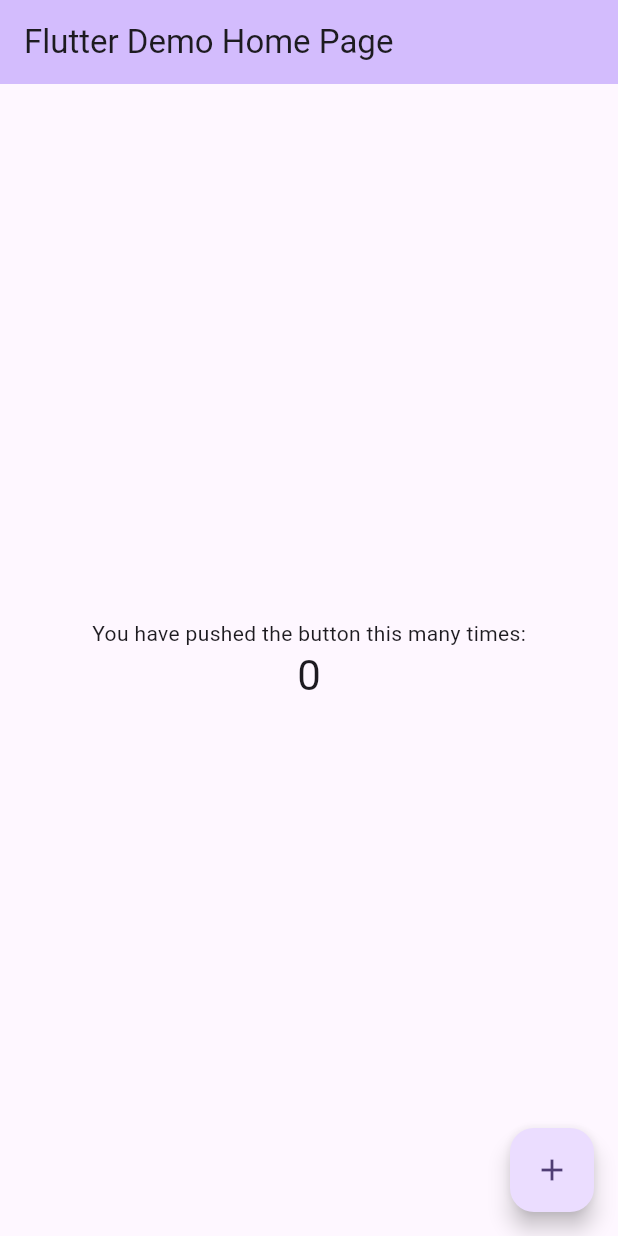
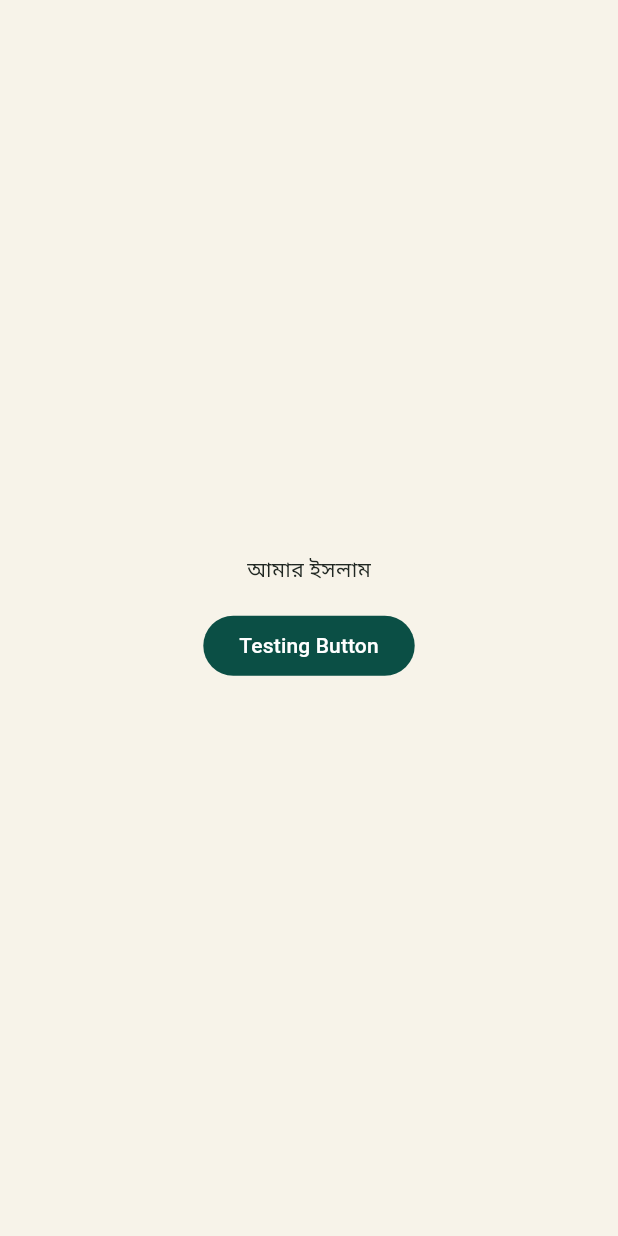
Before and after one commit to Mostafa-Moin26/amar-islam-app, a Flutter app: the screen it shows after launch, on a phone screen of 412 x 824 dp. Run offline on Flutter 3.47's test engine with Material 3 defaults, Android fonts, the light colour scheme and no system bars.

Commit message:
Initial theme setup

```diff
--- a/analysis_options.yaml
+++ b/analysis_options.yaml
@@ -1,28 +1,18 @@
-# This file configures the analyzer, which statically analyzes Dart code to
-# check for errors, warnings, and lints.
-#
-# The issues identified by the analyzer are surfaced in the UI of Dart-enabled
-# IDEs (https://dart.dev/tools#ides-and-editors). The analyzer can also be
-# invoked from the command line by running `flutter analyze`.
-
-# The following line activates a set of recommended lints for Flutter apps,
-# packages, and plugins designed to encourage good coding practices.
 include: package:flutter_lints/flutter.yaml
 
 linter:
-  # The lint rules applied to this project can be customized in the
-  # section below to disable rules from the `package:flutter_lints/flutter.yaml`
-  # included above or to enable additional rules. A list of all available lints
-  # and their documentation is published at https://dart.dev/lints.
-  #
-  # Instead of disabling a lint rule for the entire project in the
-  # section below, it can also be suppressed for a single line of code
-  # or a specific dart file by using the `// ignore: name_of_lint` and
-  # `// ignore_for_file: name_of_lint` syntax on the line or in the file
-  # producing the lint.
   rules:
-    # avoid_print: false  # Uncomment to disable the `avoid_print` rule
-    # prefer_single_quotes: true  # Uncomment to enable the `prefer_single_quotes` rule
-
-# Additional information about this file can be found at
-# https://dart.dev/guides/language/analysis-options
+    # সব জায়গায় একই ধরনের quote ব্যবহার, পড়তে সুবিধা
+    prefer_single_quotes: true
+    # trailing comma থাকলে formatter widget tree সুন্দর সাজায়
+    require_trailing_commas: true
+    # release কোডে print থাকা উচিত নয়
+    avoid_print: true
+    # প্রতিটি ফাংশনের return type স্পষ্ট লেখা
+    always_declare_return_types: true
+    # যে local variable বদলায় না, সেটা final
+    prefer_final_locals: true
+    # async কাজের জন্য await ভুলে যাওয়া ধরা পড়বে
+    unawaited_futures: true
+    # import-এর ক্রম সুশৃঙ্খল রাখা
+    directives_ordering: true
--- /dev/null
+++ b/lib/app/app.dart
@@ -0,0 +1,32 @@
+import 'package:flutter/material.dart';
+
+import 'theme/app_theme.dart';
+
+class AmarIslamApp extends StatelessWidget {
+  const AmarIslamApp({super.key});
+
+  @override
+  Widget build(BuildContext context) {
+    return MaterialApp(
+      title: 'আমার ইসলাম',
+      debugShowCheckedModeBanner: false,
+      theme: AppTheme.light,
+
+      home: Scaffold(
+        body: Center(
+          child: Column(
+            mainAxisSize: MainAxisSize.min,
+            children: [
+              const Text('আমার ইসলাম'),
+              const SizedBox(height: 16),
+              FilledButton(
+                onPressed: () {},
+                child: const Text('Testing Button'),
+              ),
+            ],
+          ),
+        ),
+      ),
+    );
+  }
+}
--- /dev/null
+++ b/lib/app/theme/app_colors.dart
@@ -0,0 +1,15 @@
+import 'package:flutter/material.dart';
+
+/// অ্যাপের মূল রঙের টোকেন।
+/// UI কোডে সরাসরি Color(0xFF...) না লিখে এখান থেকে নিতে হবে।
+abstract final class AppColors {
+  static const Color deepGreen = Color(0xFF0B4F45);
+  static const Color darkGreen = Color(0xFF073A33);
+  static const Color warmCream = Color(0xFFF7F3E9);
+  static const Color surface = Color(0xFFFFFFFF);
+  static const Color mutedGold = Color(0xFFD9B66F);
+  static const Color softSage = Color(0xFFE4EFE7);
+  static const Color textPrimary = Color(0xFF202722);
+  static const Color textSecondary = Color(0xFF727A73);
+  static const Color divider = Color(0xFFE9E5DC);
+}
--- /dev/null
+++ b/lib/app/theme/app_theme.dart
@@ -0,0 +1,44 @@
+import 'package:flutter/material.dart';
+
+import 'app_colors.dart';
+
+/// Material 3 থিম, আমাদের ডিজাইন টোকেন দিয়ে কাস্টমাইজ করা।
+abstract final class AppTheme {
+  static ThemeData get light {
+    final colorScheme =
+        ColorScheme.fromSeed(
+          seedColor: AppColors.deepGreen,
+          brightness: Brightness.light,
+        ).copyWith(
+          primary: AppColors.deepGreen,
+          onPrimary: Colors.white,
+          secondary: AppColors.mutedGold,
+          surface: AppColors.surface,
+          onSurface: AppColors.textPrimary,
+          secondaryContainer: AppColors.softSage,
+          onSecondaryContainer: AppColors.deepGreen,
+          outlineVariant: AppColors.divider,
+        );
+
+    final base = ThemeData(useMaterial3: true, colorScheme: colorScheme);
+
+    return base.copyWith(
+      scaffoldBackgroundColor: AppColors.warmCream,
+      textTheme: base.textTheme.apply(
+        bodyColor: AppColors.textPrimary,
+        displayColor: AppColors.textPrimary,
+      ),
+      appBarTheme: const AppBarTheme(
+        backgroundColor: AppColors.warmCream,
+        foregroundColor: AppColors.textPrimary,
+        surfaceTintColor: Colors.transparent,
+        elevation: 0,
+        centerTitle: true,
+      ),
+      dividerTheme: const DividerThemeData(
+        color: AppColors.divider,
+        thickness: 1,
+      ),
+    );
+  }
+}
--- a/lib/main.dart
+++ b/lib/main.dart
@@ -1,122 +1,7 @@
 import 'package:flutter/material.dart';
 
+import 'app/app.dart';
+
 void main() {
-  runApp(const MyApp());
+  runApp(const AmarIslamApp());
 }
-
-class MyApp extends StatelessWidget {
-  const MyApp({super.key});
-
-  // This widget is the root of your application.
-  @override
-  Widget build(BuildContext context) {
-    return MaterialApp(
-      title: 'Flutter Demo',
-      theme: ThemeData(
-        // This is the theme of your application.
-        //
-        // TRY THIS: Try running your application with "flutter run". You'll see
-        // the application has a purple toolbar. Then, without quitting the app,
-        // try changing the seedColor in the colorScheme below to Colors.green
-        // and then invoke "hot reload" (save your changes or press the "hot
-        // reload" button in a Flutter-supported IDE, or press "r" if you used
-        // the command line to start the app).
-        //
-        // Notice that the counter didn't reset back to zero; the application
-        // state is not lost during the reload. To reset the state, use hot
-        // restart instead.
-        //
-        // This works for code too, not just values: Most code changes can be
-        // tested with just a hot reload.
-        colorScheme: .fromSeed(seedColor: Colors.deepPurple),
-      ),
-      home: const MyHomePage(title: 'Flutter Demo Home Page'),
-    );
-  }
-}
-
-class MyHomePage extends StatefulWidget {
-  const MyHomePage({super.key, required this.title});
-
-  // This widget is the home page of your application. It is stateful, meaning
-  // that it has a State object (defined below) that contains fields that affect
-  // how it looks.
-
-  // This class is the configuration for the state. It holds the values (in this
-  // case the title) provided by the parent (in this case the App widget) and
-  // used by the build method of the State. Fields in a Widget subclass are
-  // always marked "final".
-
-  final String title;
-
-  @override
-  State<MyHomePage> createState() => _MyHomePageState();
-}
-
-class _MyHomePageState extends State<MyHomePage> {
-  int _counter = 0;
-
-  void _incrementCounter() {
-    setState(() {
-      // This call to setState tells the Flutter framework that something has
-      // changed in this State, which causes it to rerun the build method below
-      // so that the display can reflect the updated values. If we changed
-      // _counter without calling setState(), then the build method would not be
-      // called again, and so nothing would appear to happen.
-      _counter++;
-    });
-  }
-
-  @override
-  Widget build(BuildContext context) {
-    // This method is rerun every time setState is called, for instance as done
-    // by the _incrementCounter method above.
-    //
-    // The Flutter framework has been optimized to make rerunning build methods
-    // fast, so that you can just rebuild anything that needs updating rather
-    // than having to individually change instances of widgets.
-    return Scaffold(
-      appBar: AppBar(
-        // TRY THIS: Try changing the color here to a specific color (to
-        // Colors.amber, perhaps?) and trigger a hot reload to see the AppBar
-        // change color while the other colors stay the same.
-        backgroundColor: Theme.of(context).colorScheme.inversePrimary,
-        // Here we take the value from the MyHomePage object that was created by
-        // the App.build method, and use it to set our appbar title.
-        title: Text(widget.title),
-      ),
-      body: Center(
-        // Center is a layout widget. It takes a single child and positions it
-        // in the middle of the parent.
-        child: Column(
-          // Column is also a layout widget. It takes a list of children and
-          // arranges them vertically. By default, it sizes itself to fit its
-          // children horizontally, and tries to be as tall as its parent.
-          //
-          // Column has various properties to control how it sizes itself and
-          // how it positions its children. Here we use mainAxisAlignment to
-          // center the children vertically; the main axis here is the vertical
-          // axis because Columns are vertical (the cross axis would be
-          // horizontal).
-          //
-          // TRY THIS: Invoke "debug painting" (choose the "Toggle Debug Paint"
-          // action in the IDE, or press "p" in the console), to see the
-          // wireframe for each widget.
-          mainAxisAlignment: .center,
-          children: [
-            const Text('You have pushed the button this many times:'),
-            Text(
-              '$_counter',
-              style: Theme.of(context).textTheme.headlineMedium,
-            ),
-          ],
-        ),
-      ),
-      floatingActionButton: FloatingActionButton(
-        onPressed: _incrementCounter,
-        tooltip: 'Increment',
-        child: const Icon(Icons.add),
-      ),
-    );
-  }
-}
--- a/pubspec.yaml
+++ b/pubspec.yaml
@@ -34,6 +34,7 @@ dependencies:
   # The following adds the Cupertino Icons font to your application.
   # Use with the CupertinoIcons class for iOS style icons.
   cupertino_icons: ^1.0.8
+  get: ^4.7.3
 
 dev_dependencies:
   flutter_test:
```
Also changed, not shown: pubspec.lock, 4 other files.
